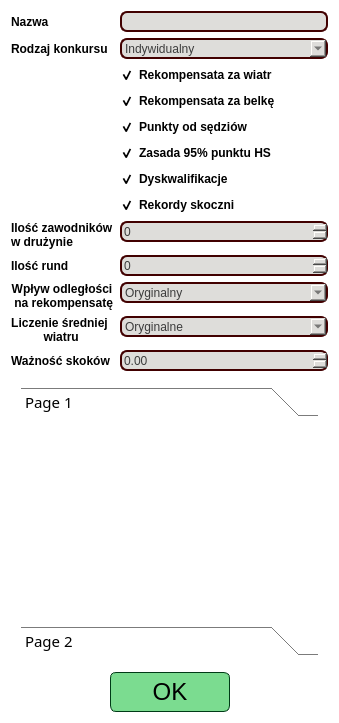
Before: the Qt Designer form source/UI/EditorWidgets/CompetitionRulesEditorWidget.ui in SiekamCebule/sj-sim, drawn with Qt 5.
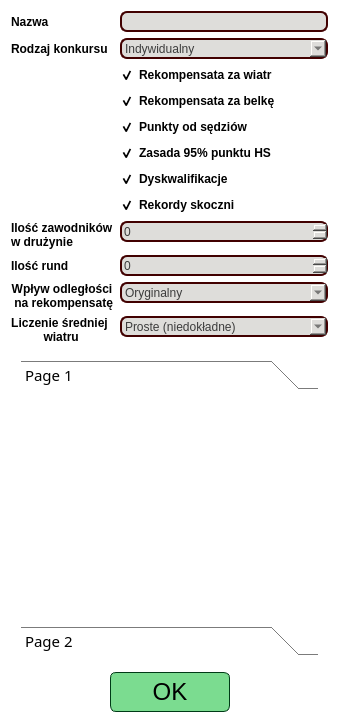
After: the same form once the commit is applied.

```diff
--- a/source/UI/EditorWidgets/CompetitionRulesEditorWidget.ui
+++ b/source/UI/EditorWidgets/CompetitionRulesEditorWidget.ui
@@ -207,6 +207,23 @@
        </property>
       </widget>
      </item>
+     <item row="7" column="1">
+      <widget class="QCheckBox" name="checkBox_hillRecordBreaking">
+       <property name="font">
+        <font>
+         <family>Segoe UI</family>
+         <pointsize>9</pointsize>
+         <bold>true</bold>
+        </font>
+       </property>
+       <property name="text">
+        <string>Rekordy skoczni</string>
+       </property>
+       <property name="checked">
+        <bool>true</bool>
+       </property>
+      </widget>
+     </item>
      <item row="8" column="0">
       <widget class="QLabel" name="label_jumpersInTeam">
        <property name="font">
@@ -460,73 +477,19 @@
        </property>
        <item>
         <property name="text">
-         <string>Oryginalne</string>
+         <string>Proste (niedokładne)</string>
         </property>
        </item>
        <item>
         <property name="text">
-         <string>Ulepszone (Zmniejszony wpływ bocznego wiatru na wysokość rekompensaty)</string>
+         <string>Proste (ulepszone)</string>
         </property>
        </item>
-      </widget>
-     </item>
-     <item row="7" column="1">
-      <widget class="QCheckBox" name="checkBox_hillRecordBreaking">
-       <property name="font">
-        <font>
-         <family>Segoe UI</family>
-         <pointsize>9</pointsize>
-         <bold>true</bold>
-        </font>
-       </property>
-       <property name="text">
-        <string>Rekordy skoczni</string>
-       </property>
-       <property name="checked">
-        <bool>true</bool>
-       </property>
-      </widget>
-     </item>
-     <item row="12" column="0">
-      <widget class="QLabel" name="label_4">
-       <property name="font">
-        <font>
-         <bold>true</bold>
-        </font>
-       </property>
-       <property name="text">
-        <string>Ważność skoków</string>
-       </property>
-      </widget>
-     </item>
-     <item row="12" column="1">
-      <widget class="QDoubleSpinBox" name="doubleSpinBox_jumpsImportance">
-       <property name="sizePolicy">
-        <sizepolicy hsizetype="Fixed" vsizetype="Fixed">
-         <horstretch>0</horstretch>
-         <verstretch>0</verstretch>
-        </sizepolicy>
-       </property>
-       <property name="minimumSize">
-        <size>
-         <width>208</width>
-         <height>21</height>
-        </size>
-       </property>
-       <property name="maximumSize">
-        <size>
-         <width>208</width>
-         <height>21</height>
-        </size>
-       </property>
-       <property name="styleSheet">
-        <string notr="true">QWidget{
-	background-color: rgb(222, 221, 218);
-	color: rgb(60, 60, 60);
-	border: 2px solid rgb(65, 0, 0);
-	border-radius: 7px;
-}</string>
-       </property>
+       <item>
+        <property name="text">
+         <string>Zaawansowane (rzeczywiste)</string>
+        </property>
+       </item>
       </widget>
      </item>
     </layout>
@@ -565,7 +528,7 @@
         <x>0</x>
         <y>0</y>
         <width>314</width>
-        <height>263</height>
+        <height>290</height>
        </rect>
       </property>
       <layout class="QVBoxLayout" name="verticalLayout">
@@ -592,7 +555,7 @@
             <x>0</x>
             <y>0</y>
             <width>296</width>
-            <height>179</height>
+            <height>206</height>
            </rect>
           </property>
           <attribute name="label">
@@ -605,7 +568,7 @@
             <x>0</x>
             <y>0</y>
             <width>296</width>
-            <height>179</height>
+            <height>206</height>
            </rect>
           </property>
           <attribute name="label">
```
